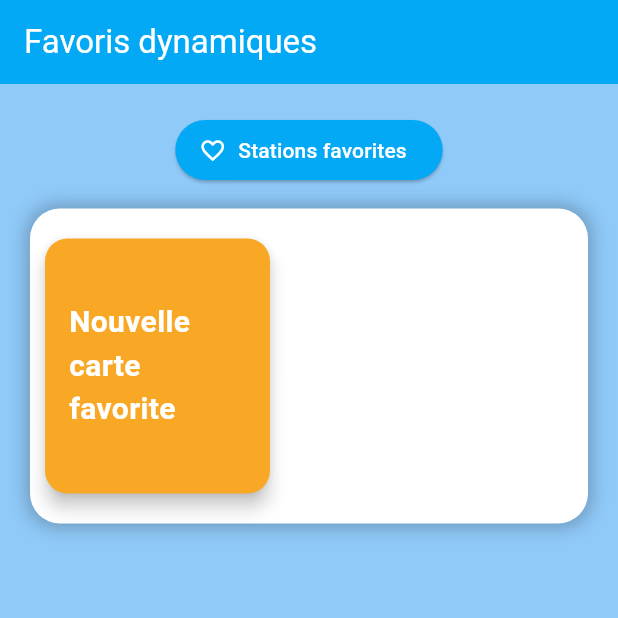
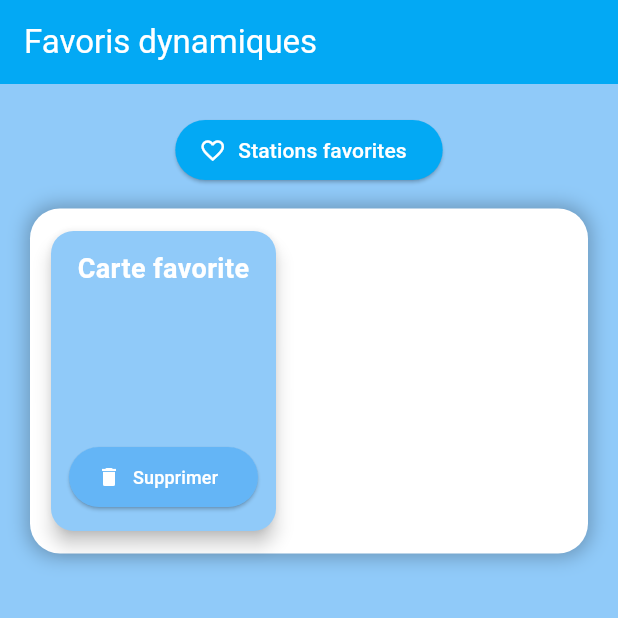
Before and after one commit to INVERATE/HubEau, a Flutter app: the screen it shows after launch, after a tap on "Stations favorites", on a phone screen of 412 x 824 dp, the top half of it. Run offline on Flutter 3.47's test engine with Material 3 defaults, Android fonts, the phone set to English and light mode, and no system bars; our stand-ins replace dio, fl_chart.

Commit message:
feature add carte sans lien avec API + bouton supprimer individuel

```diff
--- a/lib/main.dart
+++ b/lib/main.dart
@@ -13,14 +13,14 @@ class MyApp extends StatelessWidget {
       title: 'Dynamic Favorite Cards',
       theme: ThemeData(
         primarySwatch: Colors.blue,
-        scaffoldBackgroundColor: Colors.blue[200], // fond doux bleu
+        scaffoldBackgroundColor: Colors.blue[200],
         appBarTheme: const AppBarTheme(
-          backgroundColor: Colors.lightBlue, // barre du haut bleue
+          backgroundColor: Colors.lightBlue,
           foregroundColor: Colors.white,
         ),
         elevatedButtonTheme: ElevatedButtonThemeData(
           style: ElevatedButton.styleFrom(
-            backgroundColor: Colors.lightBlue, // bouton bleu
+            backgroundColor: Colors.lightBlue,
             foregroundColor: Colors.white,
           ),
         ),
@@ -36,46 +36,73 @@ class FavoriteScreen extends StatefulWidget {
 }
 
 class _FavoriteScreenState extends State<FavoriteScreen> {
-  List<Widget> favoriteCards = [];
+  List<int> favoriteCards = []; // stocke les cartes par identifiant (ex: ID)
+  int _cardId = 0;
 
   void addFavoriteCard() {
     setState(() {
-      favoriteCards.add(
-        Card(
-          color: Colors.yellow[800],
-          //color: Colors.yellowAccent[300],
-          //color: Colors.blue[200],
-          elevation: 5,
-          margin: const EdgeInsets.symmetric(vertical: 10),
-          shape: RoundedRectangleBorder(borderRadius: BorderRadius.circular(15)),
-          child: Container(
-            width: 150,
-            height: 200,
-            padding: const EdgeInsets.all(16),
-            child: const Center(
-              child: Text(
-                'Nouvelle carte favorite',
-                style: TextStyle(
-                  fontSize: 20,
-                  fontWeight: FontWeight.bold,
-                  color: Colors.white, // texte blanc pour contraste
-                ),
-              ),
-            ),
-          ),
-        ),
-      );
+      favoriteCards.add(_cardId);
+      _cardId++;
+    });
+  }
+
+  void removeFavoriteCard(int id) {
+    setState(() {
+      favoriteCards.remove(id);
     });
   }
 
   List<Widget> _buildSpacedCards() {
     List<Widget> spacedCards = [];
+
     for (int i = 0; i < favoriteCards.length; i++) {
-      spacedCards.add(favoriteCards[i]);
+      int cardId = favoriteCards[i];
+
+      spacedCards.add(
+        Card(
+          color: Colors.blue[200],
+          elevation: 5,
+          shape: RoundedRectangleBorder(borderRadius: BorderRadius.circular(15)),
+          child: Container(
+            width: 150,
+            height: 200,
+            padding: const EdgeInsets.all(12),
+            child: Column(
+              mainAxisAlignment: MainAxisAlignment.spaceBetween,
+              children: [
+                const Text(
+                  'Carte favorite',
+                  style: TextStyle(
+                    fontSize: 18,
+                    fontWeight: FontWeight.bold,
+                    color: Colors.white,
+                  ),
+                  textAlign: TextAlign.center,
+                ),
+                ElevatedButton.icon(
+                  onPressed: () => removeFavoriteCard(cardId),
+                  icon: const Icon(Icons.delete, size: 16),
+                  label: const Text(
+                    'Supprimer',
+                    style: TextStyle(fontSize: 12),
+                  ),
+                  style: ElevatedButton.styleFrom(
+                    backgroundColor: Colors.blue[300],
+                    foregroundColor: Colors.white,
+                    minimumSize: const Size.fromHeight(40),
+                  ),
+                )
+              ],
+            ),
+          ),
+        ),
+      );
+
       if (i < favoriteCards.length - 1) {
-        spacedCards.add(const SizedBox(width: 10)); // espace entre cartes
+        spacedCards.add(const SizedBox(width: 10));
       }
     }
+
     return spacedCards;
   }
 
@@ -97,7 +124,7 @@ class _FavoriteScreenState extends State<FavoriteScreen> {
               Container(
                 padding: const EdgeInsets.all(10),
                 width: 500,
-                height: 210,
+                height: 230,
                 decoration: BoxDecoration(
                   color: Colors.white,
                   borderRadius: BorderRadius.circular(20),
```
